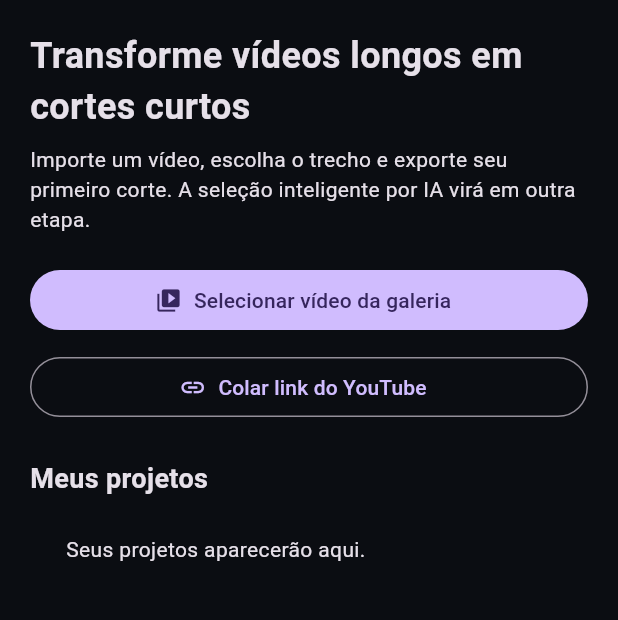
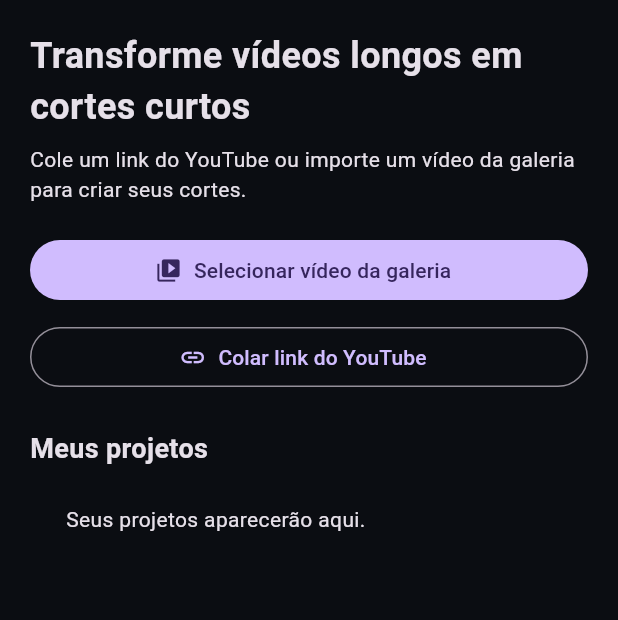
Before and after one commit to marcus250488-png/ClipIA, a Flutter app: the screen it shows after launch, after a tap on "Selecionar vídeo da galeria", on a phone screen of 412 x 824 dp, the part 84-704 px from its top. Run offline on Flutter 3.47's test engine with Material 3 defaults, Android fonts, the phone set to English and light mode, and no system bars; our stand-ins replace file_picker, video_player; missing offline and left inert: ffmpeg_kit_flutter_new_full; network calls fail.

Commit message:
Prepare personal YouTube link import flow

```diff
--- a/lib/models/video_project.dart
+++ b/lib/models/video_project.dart
@@ -2,13 +2,22 @@ enum ProjectStatus { imported, queued, processing, completed, failed }
 
 class VideoProject {
   const VideoProject({
-    required this.id, required this.title, required this.sourcePath, required this.createdAt,
-    this.status = ProjectStatus.imported, this.sourceType = 'file',
+    required this.id,
+    required this.title,
+    required this.sourcePath,
+    required this.createdAt,
+    this.status = ProjectStatus.imported,
+    this.sourceType = 'file',
+    this.sourceUrl,
   });
+
   final String id;
   final String title;
   final String sourcePath;
   final DateTime createdAt;
   final ProjectStatus status;
   final String sourceType;
+
+  /// Original source URL, when the project was created from a supported link.
+  final String? sourceUrl;
 }
--- a/lib/screens/home_screen.dart
+++ b/lib/screens/home_screen.dart
@@ -20,7 +20,7 @@ class _HomeScreenState extends State<HomeScreen> {
   bool _isYouTubeUrl(String value) {
     final uri = Uri.tryParse(value.trim());
     if (uri == null || !uri.hasAuthority || !{'https', 'http'}.contains(uri.scheme)) return false;
-    final host = uri.host.toLowerCase().replaceFirst(RegExp(r'^www\.'), '');
+    final host = uri.host.toLowerCase().replaceFirst(RegExp(r'^www\\.'), '');
     return host == 'youtube.com' || host == 'm.youtube.com' ||
         host == 'youtu.be' || host == 'youtube-nocookie.com';
   }
@@ -30,7 +30,7 @@ class _HomeScreenState extends State<HomeScreen> {
     final link = await showDialog<String>(
       context: context,
       builder: (dialogContext) => AlertDialog(
-        title: const Text('Importar por link do YouTube'),
+        title: const Text('Importar link do YouTube'),
         content: Column(mainAxisSize: MainAxisSize.min, children: [
           TextField(
             controller: _linkController,
@@ -43,7 +43,7 @@ class _HomeScreenState extends State<HomeScreen> {
           ),
           const SizedBox(height: 12),
           const Text(
-            'O link identifica o vídeo, mas não baixa o conteúdo. Para editar, o ClipIA precisa receber o arquivo por uma forma autorizada, como um arquivo seu exportado pelo YouTube Studio.',
+            'O ClipIA aceita links de vídeos de qualquer canal. Nesta versão, o link fica associado ao projeto, mas a importação automática da mídia ainda está em desenvolvimento. Para começar a editar agora, selecione o arquivo de vídeo disponível no seu dispositivo.',
             style: TextStyle(fontSize: 12),
           ),
         ]),
@@ -58,13 +58,10 @@ class _HomeScreenState extends State<HomeScreen> {
       ScaffoldMessenger.of(context).showSnackBar(const SnackBar(content: Text('Informe um link válido do YouTube.')));
       return;
     }
-    ScaffoldMessenger.of(context).showSnackBar(
-      const SnackBar(content: Text('Link reconhecido. Selecione o arquivo de vídeo obtido por uma fonte autorizada para começar a edição.')),
-    );
-    await _pick();
+    await _pick(sourceUrl: link);
   }
 
-  Future<void> _pick() async {
+  Future<void> _pick({String? sourceUrl}) async {
     setState(() => _busy = true);
     try {
       final result = await FilePicker.platform.pickFiles(type: FileType.video);
@@ -75,6 +72,8 @@ class _HomeScreenState extends State<HomeScreen> {
         title: result!.files.single.name,
         sourcePath: path,
         createdAt: DateTime.now(),
+        sourceUrl: sourceUrl,
+        sourceType: sourceUrl == null ? 'file' : 'youtube',
       );
       _store.add(project);
       if (!mounted) return;
@@ -99,7 +98,7 @@ class _HomeScreenState extends State<HomeScreen> {
     body: ListView(padding: const EdgeInsets.all(20), children: [
       const Text('Transforme vídeos longos em cortes curtos', style: TextStyle(fontSize: 24, fontWeight: FontWeight.bold)),
       const SizedBox(height: 8),
-      const Text('Importe um vídeo, escolha o trecho e exporte seu primeiro corte. A seleção inteligente por IA virá em outra etapa.'),
+      const Text('Cole um link do YouTube ou importe um vídeo da galeria para criar seus cortes.'),
       const SizedBox(height: 20),
       FilledButton.icon(
         onPressed: _busy ? null : _pick,
@@ -117,7 +116,7 @@ class _HomeScreenState extends State<HomeScreen> {
       ..._store.projects.map((p) => Card(
         child: ListTile(
           title: Text(p.title),
-          subtitle: const Text('Vídeo importado'),
+          subtitle: Text(p.sourceUrl == null ? 'Vídeo importado' : 'Origem: YouTube'),
           onTap: () => Navigator.push(context, MaterialPageRoute(builder: (_) => ProjectScreen(project: p))),
         ),
       )),
--- a/lib/services/ffmpeg_video_service.dart
+++ b/lib/services/ffmpeg_video_service.dart
@@ -16,7 +16,7 @@ class FfmpegVideoService {
 
   Future<VideoProbe> probe(String inputPath) async {
     final session = await FFprobeKit.getMediaInformation(inputPath);
-    final info = await session.getMediaInformation();
+    final info = session.getMediaInformation();
     if (info == null) throw Exception('Não foi possível ler as informações do vídeo.');
     final duration = double.tryParse(info.getDuration() ?? '');
     final streams = info.getStreams();
```
Also changed, not shown: 2 other files.
